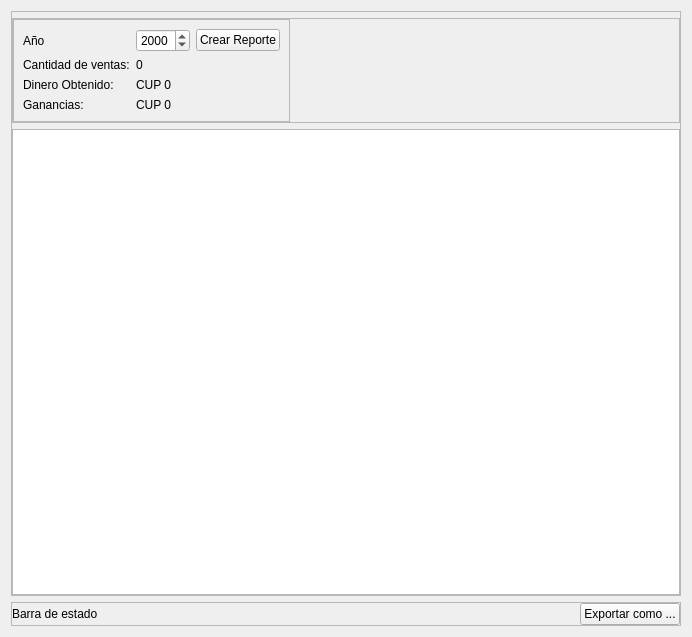
Before: the Qt Designer form view/ui/year_sale_report.ui in R0land013/blue-pos, drawn with Qt 5.
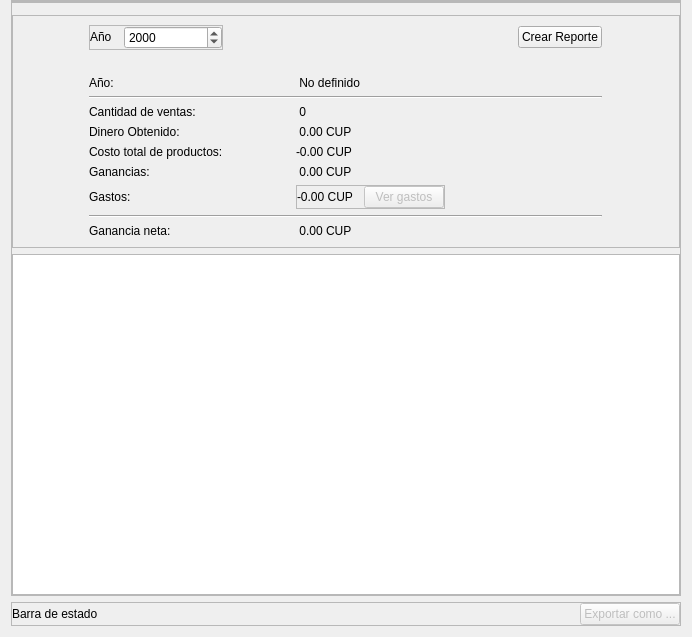
After: the same form once the commit is applied.

Commit message: Style: En la vista de reporte anual se incluyó los costes, los gastos y la ganancia neta

The edit to the form file:
```diff
--- a/view/ui/year_sale_report.ui
+++ b/view/ui/year_sale_report.ui
@@ -14,6 +14,9 @@
    <string>Frame</string>
   </property>
   <layout class="QVBoxLayout" name="verticalLayout">
+   <property name="topMargin">
+    <number>0</number>
+   </property>
    <item>
     <widget class="QFrame" name="main_content_frame">
      <property name="frameShape">
@@ -35,16 +38,6 @@
       <property name="bottomMargin">
        <number>0</number>
       </property>
-      <item>
-       <widget class="QFrame" name="tool_bar_frame">
-        <property name="frameShape">
-         <enum>QFrame::StyledPanel</enum>
-        </property>
-        <property name="frameShadow">
-         <enum>QFrame::Raised</enum>
-        </property>
-       </widget>
-      </item>
       <item>
        <widget class="QFrame" name="frame_2">
         <property name="frameShape">
@@ -60,33 +53,72 @@
          <property name="topMargin">
           <number>0</number>
          </property>
+         <property name="rightMargin">
+          <number>0</number>
+         </property>
          <property name="bottomMargin">
           <number>0</number>
          </property>
-         <item>
-          <widget class="QFrame" name="frame_3">
+        </layout>
+       </widget>
+      </item>
+      <item>
+       <widget class="QFrame" name="tool_bar_frame">
+        <property name="frameShape">
+         <enum>QFrame::StyledPanel</enum>
+        </property>
+        <property name="frameShadow">
+         <enum>QFrame::Raised</enum>
+        </property>
+       </widget>
+      </item>
+      <item>
+       <widget class="QFrame" name="frame_3">
+        <property name="frameShape">
+         <enum>QFrame::StyledPanel</enum>
+        </property>
+        <property name="frameShadow">
+         <enum>QFrame::Raised</enum>
+        </property>
+        <layout class="QGridLayout" name="gridLayout">
+         <item row="0" column="0">
+          <widget class="QFrame" name="frame_4">
            <property name="frameShape">
             <enum>QFrame::StyledPanel</enum>
            </property>
            <property name="frameShadow">
             <enum>QFrame::Raised</enum>
            </property>
-           <layout class="QGridLayout" name="gridLayout">
-            <item row="1" column="0">
-             <widget class="QLabel" name="label_2">
-              <property name="text">
-               <string>Cantidad de ventas:</string>
+           <layout class="QHBoxLayout" name="horizontalLayout_3">
+            <property name="spacing">
+             <number>12</number>
+            </property>
+            <property name="leftMargin">
+             <number>0</number>
+            </property>
+            <property name="topMargin">
+             <number>0</number>
+            </property>
+            <property name="rightMargin">
+             <number>0</number>
+            </property>
+            <property name="bottomMargin">
+             <number>0</number>
+            </property>
+            <item>
+             <widget class="QLabel" name="label">
+              <property name="sizePolicy">
+               <sizepolicy hsizetype="Maximum" vsizetype="Maximum">
+                <horstretch>0</horstretch>
+                <verstretch>0</verstretch>
+               </sizepolicy>
               </property>
-             </widget>
-            </item>
-            <item row="1" column="1">
-             <widget class="QLabel" name="sale_quantity_label">
               <property name="text">
-               <string>0</string>
+               <string>Año</string>
               </property>
              </widget>
             </item>
-            <item row="0" column="1">
+            <item>
              <widget class="QDateEdit" name="year_date_edit">
               <property name="currentSection">
                <enum>QDateTimeEdit::YearSection</enum>
@@ -99,72 +131,267 @@
               </property>
              </widget>
             </item>
-            <item row="2" column="0">
-             <widget class="QLabel" name="label_4">
+           </layout>
+          </widget>
+         </item>
+         <item row="2" column="1">
+          <widget class="QLabel" name="year_label">
+           <property name="sizePolicy">
+            <sizepolicy hsizetype="Maximum" vsizetype="Maximum">
+             <horstretch>0</horstretch>
+             <verstretch>0</verstretch>
+            </sizepolicy>
+           </property>
+           <property name="text">
+            <string> No definido</string>
+           </property>
+          </widget>
+         </item>
+         <item row="6" column="0">
+          <widget class="QLabel" name="label_7">
+           <property name="sizePolicy">
+            <sizepolicy hsizetype="Maximum" vsizetype="Maximum">
+             <horstretch>0</horstretch>
+             <verstretch>0</verstretch>
+            </sizepolicy>
+           </property>
+           <property name="text">
+            <string>Costo total de productos:</string>
+           </property>
+          </widget>
+         </item>
+         <item row="1" column="0">
+          <widget class="QLabel" name="empty_label">
+           <property name="sizePolicy">
+            <sizepolicy hsizetype="Maximum" vsizetype="Maximum">
+             <horstretch>0</horstretch>
+             <verstretch>0</verstretch>
+            </sizepolicy>
+           </property>
+           <property name="text">
+            <string/>
+           </property>
+          </widget>
+         </item>
+         <item row="6" column="1">
+          <widget class="QLabel" name="total_cost_label">
+           <property name="sizePolicy">
+            <sizepolicy hsizetype="Maximum" vsizetype="Maximum">
+             <horstretch>0</horstretch>
+             <verstretch>0</verstretch>
+            </sizepolicy>
+           </property>
+           <property name="text">
+            <string>-0.00 CUP</string>
+           </property>
+          </widget>
+         </item>
+         <item row="4" column="0">
+          <widget class="QLabel" name="label_2">
+           <property name="sizePolicy">
+            <sizepolicy hsizetype="Maximum" vsizetype="Maximum">
+             <horstretch>0</horstretch>
+             <verstretch>0</verstretch>
+            </sizepolicy>
+           </property>
+           <property name="text">
+            <string>Cantidad de ventas:</string>
+           </property>
+          </widget>
+         </item>
+         <item row="8" column="0">
+          <widget class="QLabel" name="label_8">
+           <property name="sizePolicy">
+            <sizepolicy hsizetype="Maximum" vsizetype="Maximum">
+             <horstretch>0</horstretch>
+             <verstretch>0</verstretch>
+            </sizepolicy>
+           </property>
+           <property name="text">
+            <string>Gastos:</string>
+           </property>
+          </widget>
+         </item>
+         <item row="5" column="1">
+          <widget class="QLabel" name="payment_money_label">
+           <property name="sizePolicy">
+            <sizepolicy hsizetype="Maximum" vsizetype="Maximum">
+             <horstretch>0</horstretch>
+             <verstretch>0</verstretch>
+            </sizepolicy>
+           </property>
+           <property name="text">
+            <string> 0.00 CUP</string>
+           </property>
+          </widget>
+         </item>
+         <item row="4" column="1">
+          <widget class="QLabel" name="sale_quantity_label">
+           <property name="sizePolicy">
+            <sizepolicy hsizetype="Maximum" vsizetype="Maximum">
+             <horstretch>0</horstretch>
+             <verstretch>0</verstretch>
+            </sizepolicy>
+           </property>
+           <property name="text">
+            <string> 0</string>
+           </property>
+          </widget>
+         </item>
+         <item row="5" column="0">
+          <widget class="QLabel" name="label_4">
+           <property name="sizePolicy">
+            <sizepolicy hsizetype="Maximum" vsizetype="Maximum">
+             <horstretch>0</horstretch>
+             <verstretch>0</verstretch>
+            </sizepolicy>
+           </property>
+           <property name="text">
+            <string>Dinero Obtenido:</string>
+           </property>
+          </widget>
+         </item>
+         <item row="7" column="0">
+          <widget class="QLabel" name="label_6">
+           <property name="sizePolicy">
+            <sizepolicy hsizetype="Maximum" vsizetype="Maximum">
+             <horstretch>0</horstretch>
+             <verstretch>0</verstretch>
+            </sizepolicy>
+           </property>
+           <property name="text">
+            <string>Ganancias:</string>
+           </property>
+          </widget>
+         </item>
+         <item row="7" column="1">
+          <widget class="QLabel" name="profit_money_label">
+           <property name="sizePolicy">
+            <sizepolicy hsizetype="Maximum" vsizetype="Maximum">
+             <horstretch>0</horstretch>
+             <verstretch>0</verstretch>
+            </sizepolicy>
+           </property>
+           <property name="text">
+            <string> 0.00 CUP</string>
+           </property>
+          </widget>
+         </item>
+         <item row="2" column="0">
+          <widget class="QLabel" name="label_3">
+           <property name="sizePolicy">
+            <sizepolicy hsizetype="Maximum" vsizetype="Maximum">
+             <horstretch>0</horstretch>
+             <verstretch>0</verstretch>
+            </sizepolicy>
+           </property>
+           <property name="text">
+            <string>Año:</string>
+           </property>
+          </widget>
+         </item>
+         <item row="11" column="0">
+          <widget class="QLabel" name="label_9">
+           <property name="text">
+            <string>Ganancia neta:</string>
+           </property>
+          </widget>
+         </item>
+         <item row="11" column="1">
+          <widget class="QLabel" name="net_profit_label">
+           <property name="text">
+            <string> 0.00 CUP</string>
+           </property>
+          </widget>
+         </item>
+         <item row="8" column="1">
+          <widget class="QFrame" name="frame_5">
+           <property name="cursor">
+            <cursorShape>PointingHandCursor</cursorShape>
+           </property>
+           <property name="frameShape">
+            <enum>QFrame::StyledPanel</enum>
+           </property>
+           <property name="frameShadow">
+            <enum>QFrame::Raised</enum>
+           </property>
+           <layout class="QHBoxLayout" name="horizontalLayout_4">
+            <property name="spacing">
+             <number>11</number>
+            </property>
+            <property name="leftMargin">
+             <number>0</number>
+            </property>
+            <property name="topMargin">
+             <number>0</number>
+            </property>
+            <property name="rightMargin">
+             <number>0</number>
+            </property>
+            <property name="bottomMargin">
+             <number>0</number>
+            </property>
+            <item>
+             <widget class="QLabel" name="expense_money_label">
               <property name="text">
-               <string>Dinero Obtenido:</string>
+               <string>-0.00 CUP</string>
               </property>
              </widget>
             </item>
-            <item row="0" column="0">
-             <widget class="QLabel" name="label">
-              <property name="text">
-               <string>Año</string>
+            <item>
+             <widget class="QPushButton" name="expenses_button">
+              <property name="enabled">
+               <bool>false</bool>
               </property>
-             </widget>
-            </item>
-            <item row="2" column="1">
-             <widget class="QLabel" name="payment_money_label">
-              <property name="text">
-               <string>CUP 0</string>
+              <property name="sizePolicy">
+               <sizepolicy hsizetype="Maximum" vsizetype="Maximum">
+                <horstretch>0</horstretch>
+                <verstretch>0</verstretch>
+               </sizepolicy>
               </property>
-             </widget>
-            </item>
-            <item row="3" column="0">
-             <widget class="QLabel" name="label_6">
               <property name="text">
-               <string>Ganancias:</string>
+               <string>Ver gastos</string>
               </property>
              </widget>
             </item>
-            <item row="3" column="1">
-             <widget class="QLabel" name="profit_money_label">
-              <property name="text">
-               <string>CUP 0</string>
-              </property>
-             </widget>
-            </item>
-            <item row="0" column="2">
-             <widget class="QPushButton" name="create_report_button">
-              <property name="cursor">
-               <cursorShape>PointingHandCursor</cursorShape>
-              </property>
-              <property name="text">
-               <string>Crear Reporte</string>
-              </property>
-             </widget>
-            </item>
            </layout>
           </widget>
          </item>
-         <item>
-          <spacer name="horizontalSpacer">
+         <item row="0" column="2">
+          <widget class="QPushButton" name="create_report_button">
+           <property name="sizePolicy">
+            <sizepolicy hsizetype="Maximum" vsizetype="Maximum">
+             <horstretch>0</horstretch>
+             <verstretch>0</verstretch>
+            </sizepolicy>
+           </property>
+           <property name="cursor">
+            <cursorShape>PointingHandCursor</cursorShape>
+           </property>
+           <property name="text">
+            <string>Crear Reporte</string>
+           </property>
+          </widget>
+         </item>
+         <item row="3" column="0" colspan="3">
+          <widget class="Line" name="line">
            <property name="orientation">
             <enum>Qt::Horizontal</enum>
            </property>
-           <property name="sizeHint" stdset="0">
-            <size>
-             <width>40</width>
-             <height>20</height>
-            </size>
+          </widget>
+         </item>
+         <item row="10" column="0" colspan="3">
+          <widget class="Line" name="line_2">
+           <property name="orientation">
+            <enum>Qt::Horizontal</enum>
            </property>
-          </spacer>
+          </widget>
          </item>
         </layout>
        </widget>
       </item>
       <item>
-       <widget class="QTableWidget" name="sale_report_table"/>
+       <widget class="QTableWidget" name="sale_group_table"/>
       </item>
      </layout>
     </widget>
@@ -212,6 +439,9 @@
       </item>
       <item>
        <widget class="QPushButton" name="export_as_button">
+        <property name="enabled">
+         <bool>false</bool>
+        </property>
         <property name="sizePolicy">
          <sizepolicy hsizetype="Maximum" vsizetype="Fixed">
           <horstretch>0</horstretch>
```
